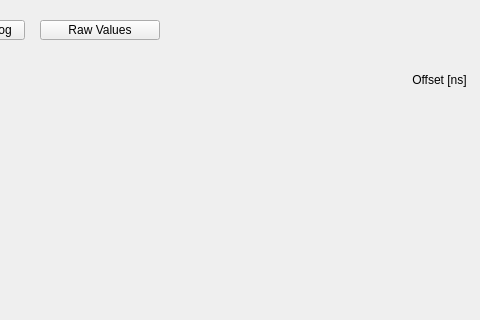
Old version of the form UPA/Library/UniversalPpsAnalyzer/PpsTab/Upa_PpsTab.ui in the repository NetTimeLogic/UniversalPpsAnalyzer; both pictures show x 250 to 730 and y 0 to 320 of the 1374 by 774 pixel window.
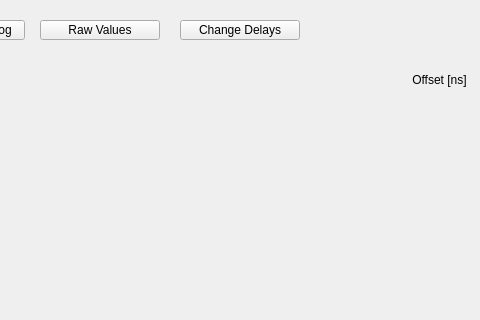
New version of the form.

Commit message: Added PPS Delay Screen to configure individual delays for each PPS

The edit to the form file:
```diff
--- a/UPA/Library/UniversalPpsAnalyzer/PpsTab/Upa_PpsTab.ui
+++ b/UPA/Library/UniversalPpsAnalyzer/PpsTab/Upa_PpsTab.ui
@@ -130,6 +130,22 @@
     <string>Start Log</string>
    </property>
   </widget>
+  <widget class="QPushButton" name="PpsChangeDelaysButton">
+   <property name="enabled">
+    <bool>true</bool>
+   </property>
+   <property name="geometry">
+    <rect>
+     <x>430</x>
+     <y>20</y>
+     <width>120</width>
+     <height>20</height>
+    </rect>
+   </property>
+   <property name="text">
+    <string>Change Delays</string>
+   </property>
+  </widget>
  </widget>
  <resources/>
  <connections/>
```
The commit also changes 5 other files.
